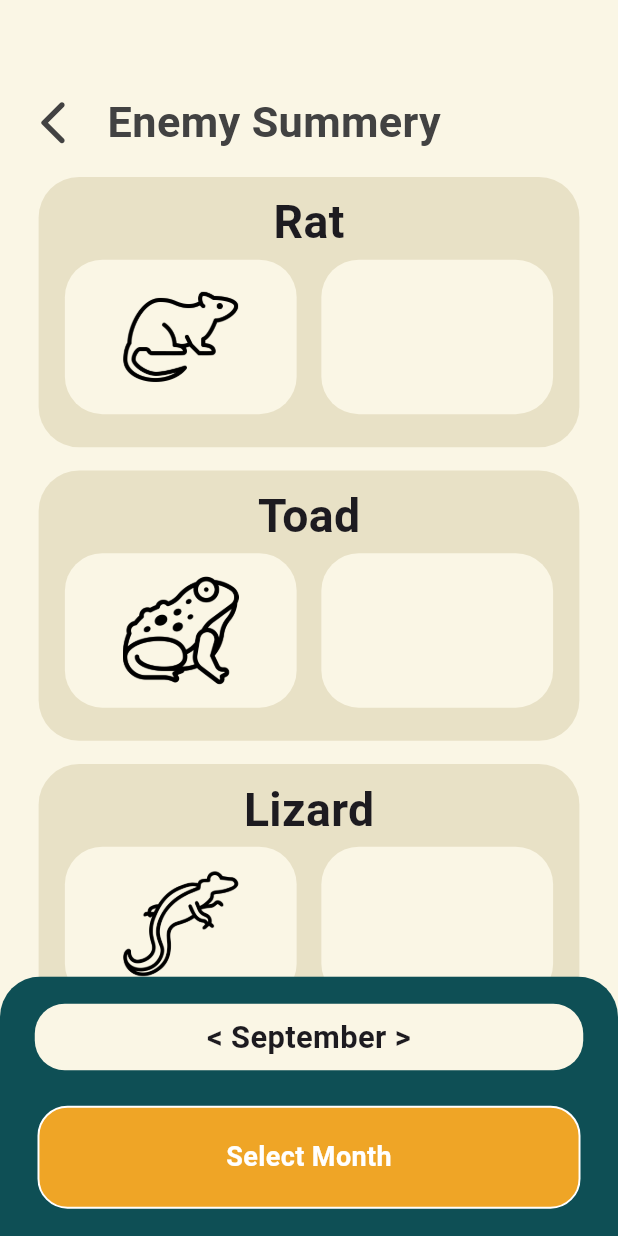
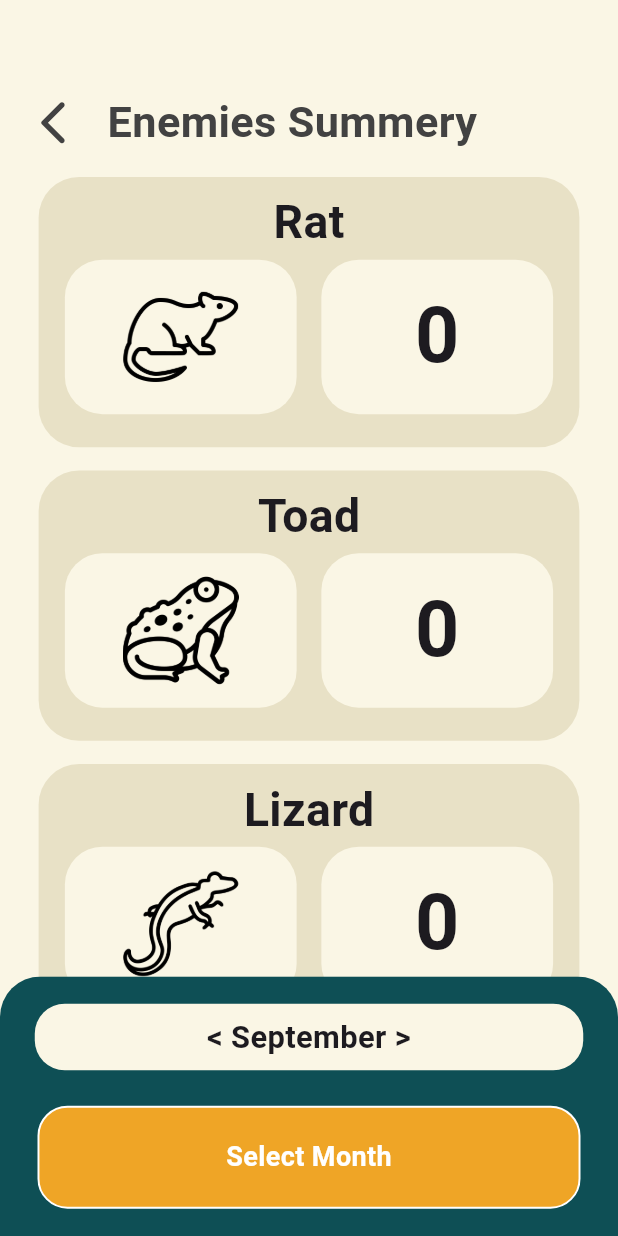
Before and after one commit to mmarchu/Earthworms-SmartFarm, a Flutter app: the Enemylogpage screen opened directly, after a tap on "Select Month", on a phone screen of 412 x 824 dp. Run offline on Flutter 3.47's test engine with Material 3 defaults, Android fonts, the phone set to English and light mode, and no system bars; drawn by our look-alikes of auto_size_text; our stand-ins replace fl_chart, loading_animation_widget, month_picker_dialog, rxdart, shared_preferences, table_calendar; missing offline and left inert: animated_button_bar, mqtt_client; accounts and stored records are empty; network calls fail; project files that could hold a hidden picture were left out.

Commit message:
PreFinalมั้งนะ😅

```diff
--- a/earthworms/lib/HomeandData/Components/url.dart
+++ b/earthworms/lib/HomeandData/Components/url.dart
@@ -52,6 +52,12 @@
 //       'http://10.0.2.2:4000/api/timeSeries/get'; // 'http://192.168.1.40:4000/api/timeSeries/get'
 //   static const String IOSgetTimeseries =
 //       'http://127.0.0.1:4000/api/timeSeries/get'; // 'http://192.168.1.40:4000/api/timeSeries/get'
+
+//   //Log Enemies
+//   static const String ANDGetLogEnemies =
+//        'http://10.0.2.2:4000/api/logEnemies/getAll';
+//   static const String IOSGetLogEnemies =
+//       'http://127.0.0.1:4000/api/logEnemies/getAll';
 // }
 
 //Local MacBook March
@@ -217,4 +223,10 @@ class ApiUrl {
       'http://192.168.1.146:4000/api/timeSeries/get'; // 'http://192.168.1.40:4000/api/timeSeries/get'
   static const String IOSgetTimeseries =
       'http://192.168.1.146:4000/api/timeSeries/get'; // 'http://192.168.1.40:4000/api/timeSeries/get'
+
+  //Log Enemies
+  static const String ANDGetLogEnemies =
+      'http://192.168.1.146:4000/api/logEnemies/getAll';
+  static const String IOSGetLogEnemies =
+      'http://192.168.1.146:4000/api/logEnemies/getAll';
 }
--- a/earthworms/lib/HomeandData/EnemylogPage.dart
+++ b/earthworms/lib/HomeandData/EnemylogPage.dart
@@ -24,9 +24,9 @@ Future<String?> loadData(String key) async {
 
 class _EnemylogpageState extends State<Enemylogpage> {
   String dateSelect = '';
-  String RatLog = '';
-  String ToadLog = '';
-  String SkinkLog = '';
+  String RatLog = '0';
+  String ToadLog = '0';
+  String LizardLog = '0';
 
   @override
   void initState() {
@@ -62,7 +62,7 @@ class _EnemylogpageState extends State<Enemylogpage> {
       final json = {
         //"sensor_id": widget.sensorId,
         //"period": "monthly",
-        "date": DateFormat('yyyy-MM').format(selectedDate),
+        "date": DateFormat('yyyy-MM-dd').format(selectedDate),
       };
       final displayDate = DateFormat.MMMM('en_US').format(selectedDate);
       print(displayDate);
@@ -77,7 +77,7 @@ class _EnemylogpageState extends State<Enemylogpage> {
     final json = {
       //"sensor_id": widget.sensorId,
       //"period": "monthly",
-      "date": DateFormat('yyyy-MM').format(today),
+      "date": DateFormat('yyyy-MM-dd').format(today),
     };
     final displayDate = DateFormat.MMMM('en_US').format(today);
     print(displayDate);
@@ -98,9 +98,9 @@ class _EnemylogpageState extends State<Enemylogpage> {
     var url;
 
     if (Platform.isAndroid) {
-      url = ApiUrl.ANDgetTimeseries;
+      url = ApiUrl.ANDGetLogEnemies;
     } else if (Platform.isIOS) {
-      url = ApiUrl.IOSgetTimeseries;
+      url = ApiUrl.IOSGetLogEnemies;
     }
 
     showDialog(
@@ -125,7 +125,7 @@ class _EnemylogpageState extends State<Enemylogpage> {
     try {
       final response = await http.post(Uri.parse(url),
           headers: <String, String>{
-            'Content-Type': 'application/json; charset=UTF-8',
+            'Content-Type': 'application/json; charest=UTF-8',
             'Authorization': 'Bearer $token',
           },
           body: jsonEncode(json));
@@ -133,23 +133,29 @@ class _EnemylogpageState extends State<Enemylogpage> {
       Navigator.pop(context);
 
       if (response.statusCode == 200) {
-        final data = jsonDecode(response.body);
-        RatLog = data['Rat'];
-        ToadLog = data['Toad'];
-        SkinkLog = data['Skink'];
-      } else if (response.statusCode == 402) {
+        final JsonData = jsonDecode(response.body) as List<dynamic>;
+        if (JsonData.isNotEmpty) {
+          final data = JsonData[0] as Map<String, dynamic>;
+          setState(() {
+            RatLog = data['Rat'].toString();
+            ToadLog = data['Toad'].toString();
+            LizardLog = data['Lizard'].toString();
+          });
+        }
+      } else if (response == 404) {
         showDialog(
             context: context,
             barrierDismissible: false,
             builder: (BuildContext context) {
               return AlertDialog(
                 title: Text('No Data'),
-                actions: <Widget> [
+                actions: <Widget>[
                   TextButton(
-                    onPressed: (){Navigator.pop(context);},
-                    child: Text(
-                      "Try Again",
-                      style: TextStyle(color: Color(0xff0e4f55))))
+                      onPressed: () {
+                        Navigator.pop(context);
+                      },
+                      child: Text("Try Again",
+                          style: TextStyle(color: Color(0xff0e4f55))))
                 ],
               );
             });
@@ -161,12 +167,13 @@ class _EnemylogpageState extends State<Enemylogpage> {
             builder: (BuildContext context) {
               return AlertDialog(
                 title: Text('ERROR!'),
-                actions: <Widget> [
+                actions: <Widget>[
                   TextButton(
-                    onPressed: (){Navigator.pop(context);},
-                    child: Text(
-                      "Try Again",
-                      style: TextStyle(color: Color(0xff0e4f55))))
+                      onPressed: () {
+                        Navigator.pop(context);
+                      },
+                      child: Text("Try Again",
+                          style: TextStyle(color: Color(0xff0e4f55))))
                 ],
               );
             });
@@ -217,7 +224,7 @@ class _EnemylogpageState extends State<Enemylogpage> {
                                 padding:
                                     EdgeInsets.only(left: 10 * textScaleFactor),
                                 child: Text(
-                                  'Enemy Summery',
+                                  'Enemies Summery',
                                   style: TextStyle(
                                       fontSize: 28 * textScaleFactor,
                                       color: Colors.grey[800],
@@ -485,7 +492,7 @@ class _EnemylogpageState extends State<Enemylogpage> {
                                               MainAxisAlignment.center,
                                           children: [
                                             Text(
-                                              SkinkLog,
+                                              LizardLog,
                                               style: TextStyle(
                                                   fontSize:
                                                       50 * textScaleFactor,
--- a/earthworms/lib/HomeandData/homepage.dart
+++ b/earthworms/lib/HomeandData/homepage.dart
@@ -295,7 +295,7 @@ class _HomePageState extends State<HomePage> with WidgetsBindingObserver {
                     Icons.filter_center_focus_rounded,
                     size: 29 * textScaleFactor,
                   ),
-                  label: 'Enemy',
+                  label: 'Enemies',
                 ),
                 BottomNavigationBarItem(
                   icon: Icon(
@@ -690,8 +690,8 @@ class _HomePageState extends State<HomePage> with WidgetsBindingObserver {
                                                       height:
                                                           17 * textScaleFactor),
                                                   SizedBox(
-                                                    width: 350,
-                                                    height: 50,
+                                                    width: 320 * textScaleFactor,
+                                                    height: 50 * textScaleFactor,
                                                     child: DecoratedBox(
                                                       decoration: BoxDecoration(
                                                         color: Color.fromRGBO(
```
Also changed, not shown: earthworms/lib/HomeandData/HtimeSeries.dart (+24 -30 lines), earthworms/lib/HomeandData/TemtimeSeries.dart (+14 -21 lines), earthworms/flutter_01.png (added), earthworms/pubspec.lock, 2 other files.
